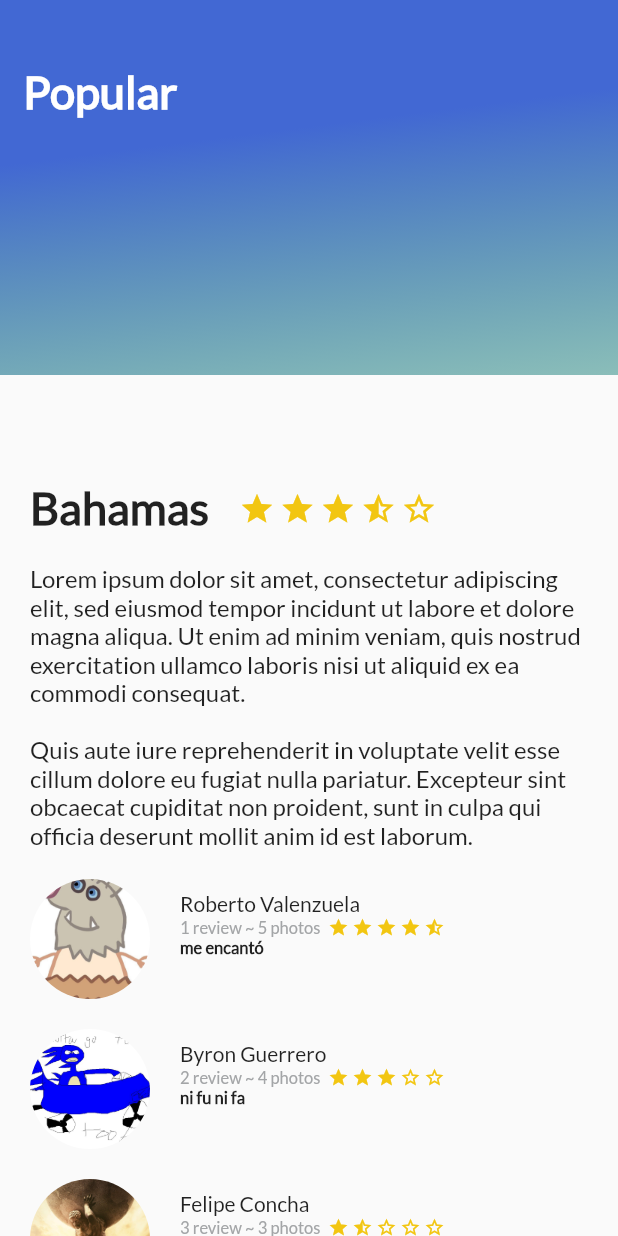
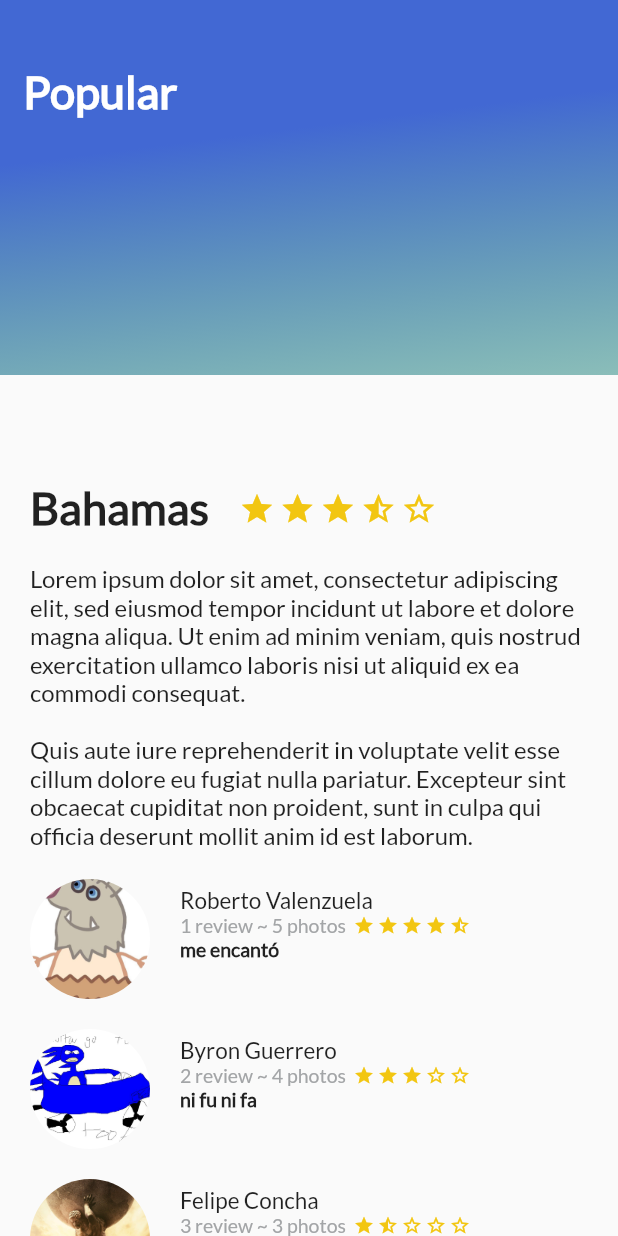
Before and after one commit to rob1721/Flutter-First-App, a Flutter app: the screen it shows after launch, on a phone screen of 412 x 824 dp. Run offline on Flutter 3.47's test engine with Material 2 defaults, Android fonts, the phone set to English and light mode, and no system bars.

Commit message:
style(lib): change size of the font of reviews

```diff
--- a/platzi_trips_app/lib/review.dart
+++ b/platzi_trips_app/lib/review.dart
@@ -29,7 +29,7 @@ class Review extends StatelessWidget {
         textAlign: TextAlign.left,
         style: TextStyle(
           fontFamily: "Lato",
-          fontSize: 11.0,
+          fontSize: 13.0,
           fontWeight: FontWeight.w900,
           //color: Color(0xFFa3a5a7),
         ),
@@ -49,7 +49,7 @@ class Review extends StatelessWidget {
             textAlign: TextAlign.left,
             style: TextStyle(
               fontFamily: "Lato",
-              fontSize: 11.0,
+              fontSize: 13.0,
               color: Color(0xFFa3a5a7),
             ),
           ),
@@ -73,7 +73,7 @@ class Review extends StatelessWidget {
         // A NUEVAS FONTS
         style: TextStyle(
           fontFamily: "Lato",
-          fontSize: 14.0,
+          fontSize: 15.0,
         ),
       ),
     );
```
